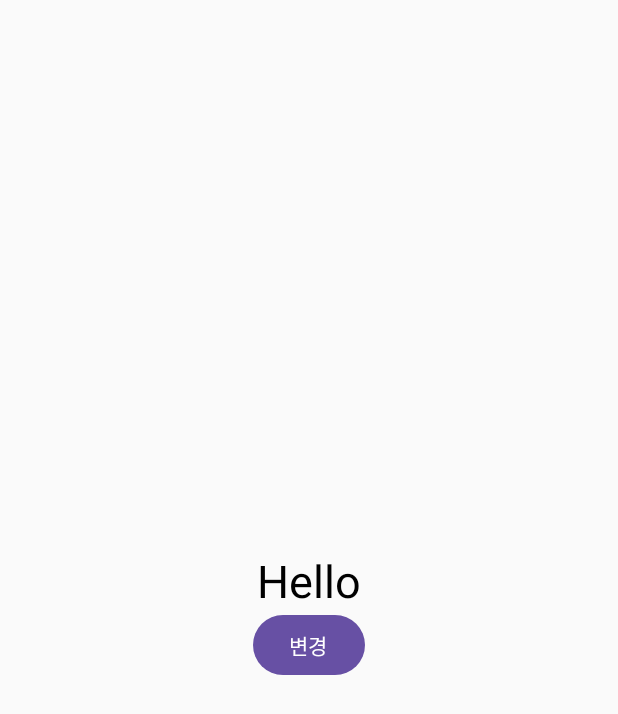
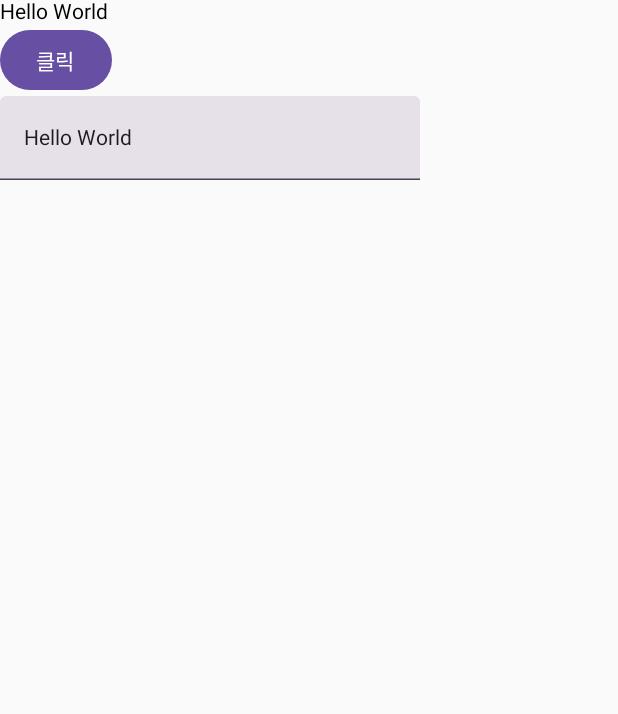
Before and after one commit to Oracle-Philip/ComposeStudy, an Android app built with Jetpack Compose: the screen it shows after launch (MainActivity), on a phone screen of 412 x 824 dp. Shown: the top 714 px of the screen. Run offline under Robolectric (Android 15) with nearby library versions, the phone set to English and light mode, and no system bars; our stand-ins replace livedata-compose.

Commit message:
compose에서 livedata 사용방법
- observeAsState사용

```diff
--- a/app/build.gradle
+++ b/app/build.gradle
@@ -67,5 +67,6 @@ dependencies {
     //viewmodel
     implementation 'androidx.lifecycle:lifecycle-viewmodel-compose:2.4.0-rc01'
 
-
+    //LiveData
+    implementation 'androidx.compose.runtime:runtime-livedata:1.5.0'
 }
--- a/app/src/main/java/com/example/composestudy/MainActivity.kt
+++ b/app/src/main/java/com/example/composestudy/MainActivity.kt
@@ -23,7 +23,6 @@ import androidx.compose.foundation.lazy.LazyColumn
 import androidx.compose.foundation.rememberScrollState
 import androidx.compose.foundation.shape.RoundedCornerShape
 import androidx.compose.foundation.verticalScroll
-
 import androidx.compose.runtime.Composable
 import androidx.compose.runtime.getValue
 import androidx.compose.runtime.mutableStateOf
@@ -39,16 +38,12 @@ import androidx.compose.ui.Alignment
 import androidx.compose.ui.layout.ContentScale
 import androidx.compose.ui.res.painterResource
 import androidx.compose.foundation.Image
-
 import androidx.compose.material.icons.Icons
 import androidx.compose.material.icons.filled.Favorite
 import androidx.compose.material.icons.filled.FavoriteBorder
-
 import androidx.compose.runtime.MutableState
 import androidx.compose.runtime.saveable.rememberSaveable
 import androidx.compose.material3.Scaffold
-
-
 import androidx.compose.material3.Button
 import androidx.compose.material3.ExperimentalMaterial3Api
 import androidx.compose.material3.Scaffold
@@ -57,10 +52,13 @@ import androidx.compose.material3.SnackbarHostState
 import androidx.compose.material3.Text
 import androidx.compose.material3.TextField
 import androidx.compose.runtime.State
+import androidx.compose.runtime.livedata.observeAsState
 import androidx.compose.runtime.rememberCoroutineScope
 import androidx.compose.ui.ExperimentalComposeUiApi
 import androidx.compose.ui.platform.LocalSoftwareKeyboardController
 import androidx.compose.ui.unit.sp
+import androidx.lifecycle.LiveData
+import androidx.lifecycle.MutableLiveData
 import androidx.lifecycle.ViewModel
 import androidx.lifecycle.viewmodel.compose.viewModel
 import kotlinx.coroutines.launch
@@ -73,33 +71,65 @@ class MainActivity : ComponentActivity() {
     override fun onCreate(savedInstanceState: Bundle?) {
         super.onCreate(savedInstanceState)
         setContent {
-            //compose안에서 viewmodel 사용하기
-            val viewModel = viewModel<MainViewModel>()
-            Column(
-                modifier = Modifier.fillMaxSize(),
-                verticalArrangement = Arrangement.Center,
-                horizontalAlignment = Alignment.CenterHorizontally,
-            ){
-                Text(
-                    viewModel.data.value,
-                    fontSize = 30.sp
-                )
-                Button(onClick = {
-                    //viewModel.data.value = "World"
-                    viewModel.changeValue()
-                }){
-                    Text("변경")
-                }
-            }
+            HomeScreen()
         }
     }
 }
 
-class MainViewModel : ViewModel() {
-    private val _data = mutableStateOf("Hello")
-    val data : State<String> = _data
+@OptIn(ExperimentalMaterial3Api::class)
+@Composable
+fun HomeScreen(viewModel: MainViewModel = viewModel()){
+    val text1 : MutableState<String> = remember {
+        mutableStateOf("Hello World")
+    }
 
-    fun changeValue(){
-        _data.value = "world"
+    var text2 : String by remember {
+        mutableStateOf("Hello World")
+    }
+
+    val (text : String, setText: (String) -> Unit) = remember {
+        mutableStateOf("Hello World")
+    }
+
+    //observeAsState를 통해 Compose에서 liveData 사용 할 수 있다.
+    //kotlin flow도 Compose에서 제공해준다.
+    val text3 = viewModel.liveData.observeAsState("Hello World")
+
+    Column() {
+        Text("Hello World")
+        Button(onClick = {
+            text1.value = "변경"
+            println(text1.value)
+            text2 = "변경"
+            println(text2)
+            setText("변경")
+            viewModel.changeValue("변경")
+//            println(text)
+        }){
+            Text("클릭")
+        }
+        //recomposition ==> 다시 그려지는 행위..
+        TextField(value = text, onValueChange = setText)
     }
 }
+
+class MainViewModel: ViewModel(){
+    /**
+     * @Stable
+    interface MutableState<T> : State<T> {
+    override var value: T
+    operator fun component1(): T  ==> getter
+    operator fun component2(): (T) -> Unit  ==> setter
+    }
+     */
+    private val _value : MutableState<String> = mutableStateOf("Hello World")
+    //State:읽기만 가능
+    val value : State<String> = _value
+
+    private val _liveData = MutableLiveData<String>()
+    val liveData: LiveData<String> = _liveData
+
+    fun changeValue(value: String){
+        _value.value = value
+    }
+}
```
